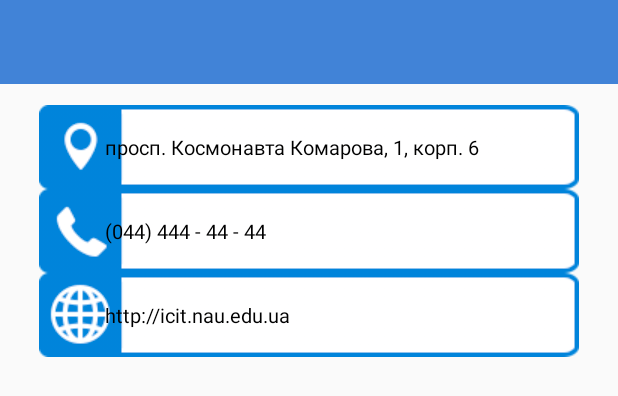
After one commit to PIBODIBU/NAU_Guide, an Android app: the layout activity_info_6.xml on its own in the app's theme, with its tools: preview values and no code run, on a phone screen of 412 x 824 dp. The commit adds this screen. Shown: the top 396 px of the screen. Run offline under Robolectric (Android 15) with nearby library versions, the light colour scheme and no system bars.

```diff
--- /dev/null
+++ b/app/src/main/res/layout/activity_info_6.xml
@@ -0,0 +1,96 @@
+<RelativeLayout xmlns:android="http://schemas.android.com/apk/res/android"
+    xmlns:tools="http://schemas.android.com/tools"
+    android:layout_width="fill_parent"
+    android:layout_height="fill_parent"
+    tools:context=".FloorActivity">
+
+    <android.support.v7.widget.Toolbar
+        android:id="@+id/toolbar"
+        android:layout_width="match_parent"
+        android:layout_height="wrap_content"
+        android:background="@color/main_blue"
+        android:minHeight="?attr/actionBarSize" />
+
+    <ImageView
+        android:id="@+id/imageView3"
+        android:layout_width="fill_parent"
+        android:layout_height="wrap_content"
+        android:layout_marginLeft="20dp"
+        android:layout_marginRight="20dp"
+        android:layout_marginTop="70dp"
+        android:src="@drawable/info_adress" />
+
+    <ImageView
+        android:id="@+id/imageView4"
+        android:layout_width="wrap_content"
+        android:layout_height="wrap_content"
+        android:layout_below="@+id/imageView3"
+        android:layout_centerHorizontal="true"
+        android:layout_marginLeft="20dp"
+        android:layout_marginRight="20dp"
+        android:src="@drawable/info_phone" />
+
+    <ImageView
+        android:id="@+id/imageView5"
+        android:layout_width="fill_parent"
+        android:layout_height="wrap_content"
+        android:layout_below="@+id/imageView4"
+        android:layout_centerHorizontal="true"
+        android:layout_marginLeft="20dp"
+        android:layout_marginRight="20dp"
+        android:src="@drawable/info_web" />
+
+    <TextView
+        android:id="@+id/textView2"
+        android:layout_width="wrap_content"
+        android:layout_height="wrap_content"
+        android:layout_alignBottom="@+id/imageView3"
+        android:layout_alignEnd="@+id/imageView3"
+        android:layout_alignLeft="@+id/imageView3"
+        android:layout_alignParentStart="false"
+        android:layout_alignRight="@+id/imageView3"
+        android:layout_alignStart="@+id/imageView3"
+        android:layout_alignTop="@+id/imageView3"
+        android:layout_marginLeft="50dp"
+        android:gravity="center_vertical|center_horizontal|left"
+        android:text="просп. Космонавта Комарова, 1, корп. 6"
+        android:textAlignment="gravity"
+        android:textAppearance="?android:attr/textAppearanceLarge"
+        android:textColor="#000000"
+        android:textSize="13sp" />
+
+    <TextView
+        android:id="@+id/textView3"
+        android:layout_width="wrap_content"
+        android:layout_height="wrap_content"
+        android:layout_alignBottom="@+id/imageView4"
+        android:layout_alignEnd="@+id/imageView4"
+        android:layout_alignRight="@+id/imageView4"
+        android:layout_alignTop="@+id/imageView4"
+        android:gravity="center_vertical|center_horizontal|left"
+        android:text="(044) 444 - 44 - 44"
+        android:textAlignment="gravity"
+        android:textAppearance="?android:attr/textAppearanceLarge"
+        android:textColor="#000000"
+        android:textSize="13sp"
+        android:layout_alignLeft="@+id/textView2"
+        android:layout_alignStart="@+id/textView2" />
+
+    <TextView
+        android:id="@+id/textView4"
+        android:layout_width="wrap_content"
+        android:layout_height="wrap_content"
+        android:layout_alignBottom="@+id/imageView5"
+        android:layout_alignEnd="@+id/textView3"
+        android:layout_alignLeft="@+id/textView3"
+        android:layout_alignRight="@+id/textView3"
+        android:layout_alignStart="@+id/textView3"
+        android:layout_alignTop="@+id/imageView5"
+        android:gravity="center_vertical|center_horizontal|left"
+        android:text="http://icit.nau.edu.ua"
+        android:textAlignment="gravity"
+        android:textAppearance="?android:attr/textAppearanceLarge"
+        android:textColor="#000000"
+        android:textSize="13sp" />
+
+</RelativeLayout>
```
Also changed, not shown: app/src/main/java/ua/nau/edu/NAU_Guide/InfoActivity.java (+15 -6 lines), app/src/main/java/ua/nau/edu/NAU_Guide/MapsActivity.java (+28 -12 lines), app/src/main/res/layout/activity_info_default.xml (added, +14 -0 lines), app/src/main/res/layout/activity_info_5.xml (renamed from app/src/main/res/layout/activity_info.xml).
